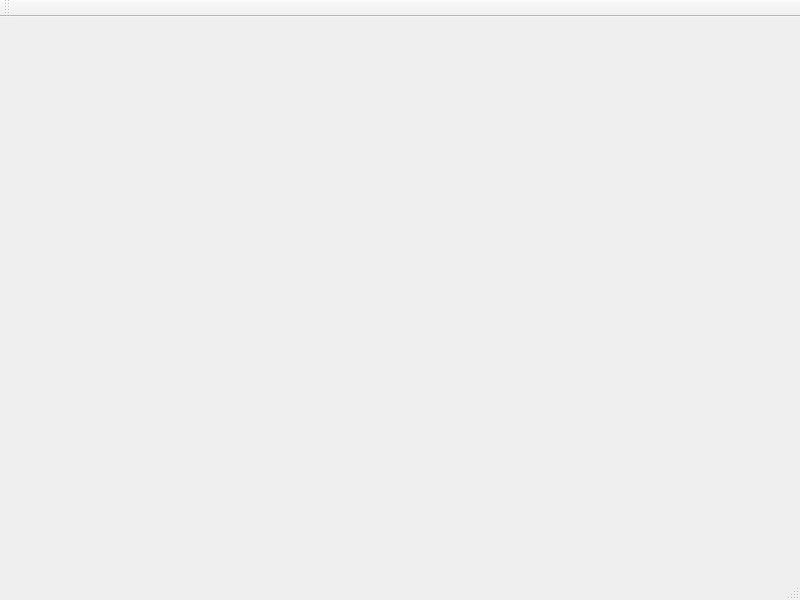
Qt form modbus-application/mainwindow.ui (Wolkabout/offset-printing-machine-simulator-application) before a commit.
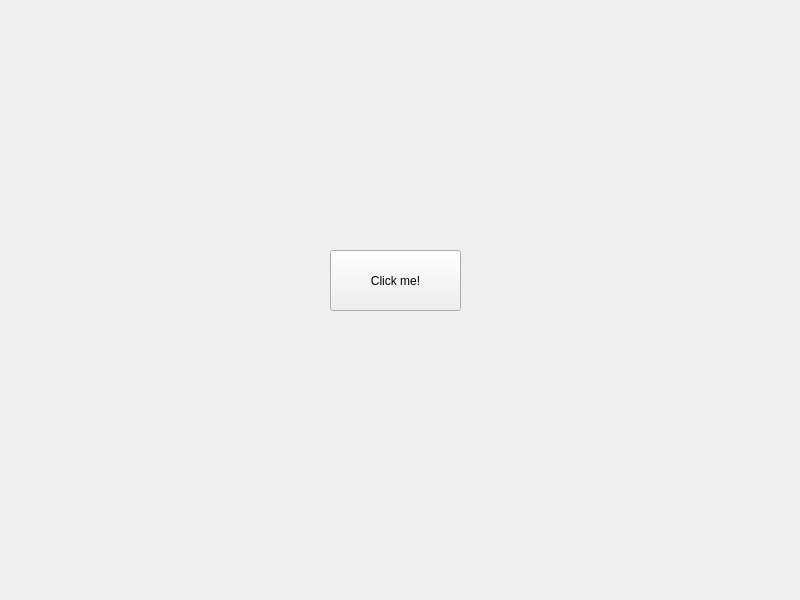
The same form after that commit.

Commit message: Simple button

Patch:
```diff
--- a/modbus-application/mainwindow.ui
+++ b/modbus-application/mainwindow.ui
@@ -31,26 +31,27 @@
   <property name="windowTitle">
    <string>MainWindow</string>
   </property>
-  <widget class="QWidget" name="centralWidget"/>
-  <widget class="QMenuBar" name="menuBar">
+  <widget class="QWidget" name="centralWidget">
+   <widget class="QPushButton" name="pushButton">
    <property name="geometry">
     <rect>
-     <x>0</x>
-     <y>0</y>
-     <width>800</width>
-     <height>20</height>
-    </rect>
-   </property>
-  </widget>
-  <widget class="QToolBar" name="mainToolBar">
-   <attribute name="toolBarArea">
-    <enum>TopToolBarArea</enum>
-   </attribute>
-   <attribute name="toolBarBreak">
+      <x>330</x>
+      <y>250</y>
+      <width>131</width>
+      <height>61</height>
+     </rect>
+    </property>
+    <property name="text">
+     <string>Click me!</string>
+    </property>
+    <property name="default">
     <bool>false</bool>
-   </attribute>
-  </widget>
-  <widget class="QStatusBar" name="statusBar"/>
+    </property>
+    <property name="flat">
+     <bool>false</bool>
+    </property>
+   </widget>
+  </widget>
  </widget>
  <layoutdefault spacing="6" margin="11"/>
  <resources/>
```
Left out of the diff: 2 changed lines with no effect on the pictures. Lines whose indentation alone changed are shown as unchanged. The commit also changes 4 other files.
